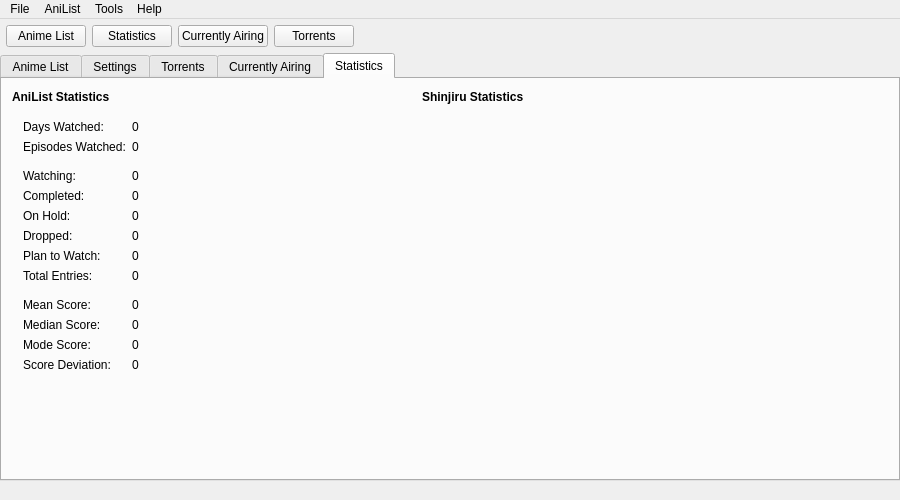
Before: the Qt Designer form src/gui/mainwindow.ui in killmaster/Shinjiru, drawn with Qt 5.
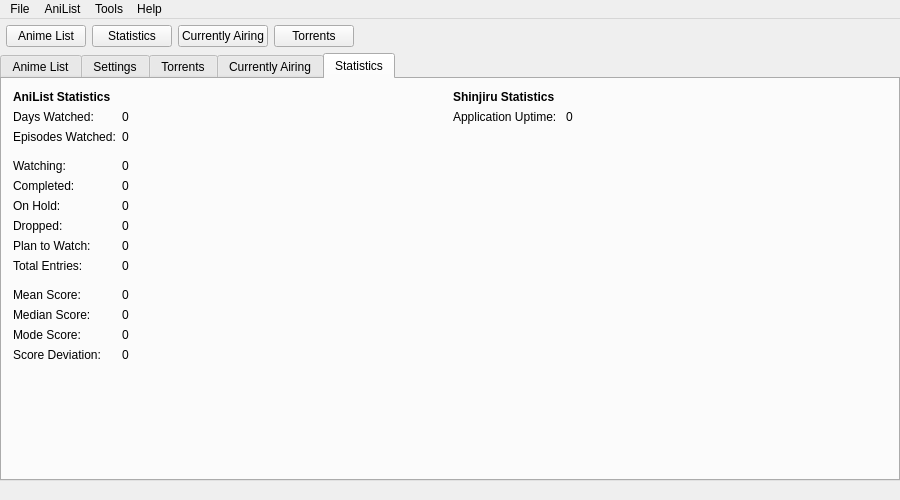
After: the same form once the commit is applied. The open tabs and pages were chosen to show the change.

Commit message: Add uptime counter

Patch:
```diff
--- a/src/gui/mainwindow.ui
+++ b/src/gui/mainwindow.ui
@@ -116,7 +116,7 @@
     <item>
      <widget class="QTabWidget" name="tabWidget">
       <property name="currentIndex">
-       <number>1</number>
+       <number>4</number>
       </property>
       <widget class="QWidget" name="tab">
        <attribute name="title">
@@ -531,15 +531,13 @@
        <attribute name="title">
         <string>Statistics</string>
        </attribute>
+       <layout class="QHBoxLayout" name="horizontalLayout_3">
+        <item>
+         <layout class="QHBoxLayout" name="horizontalLayout_2">
+          <item>
+           <layout class="QVBoxLayout" name="verticalLayout_4">
+            <item>
        <widget class="QLabel" name="label_4">
-        <property name="geometry">
-         <rect>
-          <x>10</x>
-          <y>10</y>
-          <width>141</width>
-          <height>16</height>
-         </rect>
-        </property>
         <property name="font">
          <font>
           <weight>75</weight>
@@ -550,19 +548,15 @@
          <string>AniList Statistics</string>
         </property>
        </widget>
-       <widget class="QWidget" name="formLayoutWidget">
-        <property name="geometry">
-         <rect>
-          <x>10</x>
-          <y>30</y>
-          <width>321</width>
-          <height>351</height>
-         </rect>
-        </property>
+            </item>
+            <item>
         <layout class="QFormLayout" name="formLayout_2">
          <property name="fieldGrowthPolicy">
           <enum>QFormLayout::AllNonFixedFieldsGrow</enum>
          </property>
+              <property name="formAlignment">
+               <set>Qt::AlignRight|Qt::AlignTop|Qt::AlignTrailing</set>
+              </property>
          <item row="0" column="0">
           <widget class="QLabel" name="lbl_8">
            <property name="text">
@@ -577,13 +571,6 @@
            </property>
           </widget>
          </item>
-         <item row="1" column="0">
-          <widget class="QLabel" name="lbl">
-           <property name="text">
-            <string>Episodes Watched:</string>
-           </property>
-          </widget>
-         </item>
          <item row="1" column="1">
           <widget class="QLabel" name="lblEpisodesWatched">
            <property name="text">
@@ -682,6 +669,13 @@
            </property>
           </widget>
          </item>
+              <item row="9" column="0">
+               <widget class="Line" name="line_2">
+                <property name="orientation">
+                 <enum>Qt::Horizontal</enum>
+                </property>
+               </widget>
+              </item>
          <item row="10" column="0">
           <widget class="QLabel" name="lbl_9">
            <property name="text">
@@ -738,24 +732,47 @@
            </property>
           </widget>
          </item>
-         <item row="9" column="0">
-          <widget class="Line" name="line_2">
+              <item row="1" column="0">
+               <widget class="QLabel" name="lbl">
+                <property name="text">
+                 <string>Episodes Watched:</string>
+                </property>
+               </widget>
+              </item>
+             </layout>
+            </item>
+            <item>
+             <spacer name="verticalSpacer_4">
+              <property name="orientation">
+               <enum>Qt::Vertical</enum>
+              </property>
+              <property name="sizeHint" stdset="0">
+               <size>
+                <width>20</width>
+                <height>40</height>
+               </size>
+              </property>
+             </spacer>
+            </item>
+            <item>
+             <spacer name="horizontalSpacer_4">
            <property name="orientation">
             <enum>Qt::Horizontal</enum>
            </property>
-          </widget>
-         </item>
-        </layout>
-       </widget>
+              <property name="sizeHint" stdset="0">
+               <size>
+                <width>40</width>
+                <height>20</height>
+               </size>
+              </property>
+             </spacer>
+            </item>
+           </layout>
+          </item>
+          <item>
+           <layout class="QVBoxLayout" name="verticalLayout_5">
+            <item>
        <widget class="QLabel" name="label_2">
-        <property name="geometry">
-         <rect>
-          <x>420</x>
-          <y>10</y>
-          <width>231</width>
-          <height>16</height>
-         </rect>
-        </property>
         <property name="font">
          <font>
           <weight>75</weight>
@@ -766,6 +783,59 @@
          <string>Shinjiru Statistics</string>
         </property>
        </widget>
+            </item>
+            <item>
+             <layout class="QFormLayout" name="formLayout_3">
+              <property name="fieldGrowthPolicy">
+               <enum>QFormLayout::AllNonFixedFieldsGrow</enum>
+              </property>
+              <item row="0" column="0">
+               <widget class="QLabel" name="lbl_13">
+                <property name="text">
+                 <string>Application Uptime: </string>
+                </property>
+               </widget>
+              </item>
+              <item row="0" column="1">
+               <widget class="QLabel" name="lblUptime">
+                <property name="text">
+                 <string>0</string>
+                </property>
+               </widget>
+              </item>
+             </layout>
+            </item>
+            <item>
+             <spacer name="verticalSpacer_3">
+              <property name="orientation">
+               <enum>Qt::Vertical</enum>
+              </property>
+              <property name="sizeHint" stdset="0">
+               <size>
+                <width>20</width>
+                <height>40</height>
+               </size>
+              </property>
+             </spacer>
+            </item>
+            <item>
+             <spacer name="horizontalSpacer_5">
+              <property name="orientation">
+               <enum>Qt::Horizontal</enum>
+              </property>
+              <property name="sizeHint" stdset="0">
+               <size>
+                <width>40</width>
+                <height>20</height>
+               </size>
+              </property>
+             </spacer>
+            </item>
+           </layout>
+          </item>
+         </layout>
+        </item>
+       </layout>
       </widget>
      </widget>
     </item>
```
Lines whose indentation alone changed are shown as unchanged. The commit also changes 2 other files.
